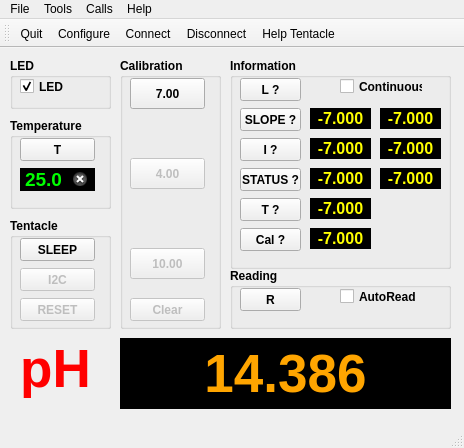
cskv/atlas-tentacle, file mainwindow.ui: the form before one commit.
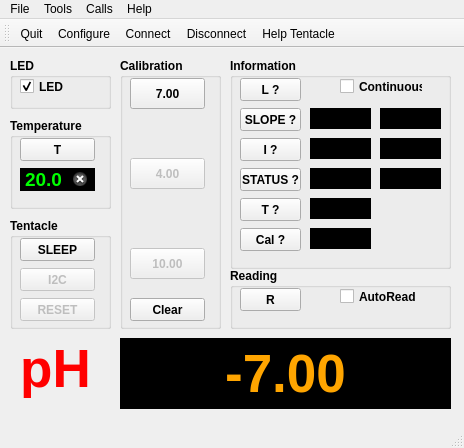
The form after the commit. Icons and pictures are not drawn. Custom widgets are drawn as their Qt base class.

Patch:
```diff
--- a/mainwindow.ui
+++ b/mainwindow.ui
@@ -79,7 +79,7 @@
     </widget>
     <widget class="QPushButton" name="btnCalClear">
      <property name="enabled">
-      <bool>false</bool>
+      <bool>true</bool>
      </property>
      <property name="geometry">
       <rect>
@@ -230,7 +230,7 @@
 </string>
      </property>
      <property name="text">
-      <string>-7.000</string>
+      <string/>
      </property>
      <property name="textFormat">
       <enum>Qt::PlainText</enum>
@@ -265,7 +265,7 @@
 </string>
      </property>
      <property name="text">
-      <string>-7.000</string>
+      <string/>
      </property>
      <property name="textFormat">
       <enum>Qt::PlainText</enum>
@@ -300,7 +300,7 @@
 </string>
      </property>
      <property name="text">
-      <string>-7.000</string>
+      <string/>
      </property>
      <property name="textFormat">
       <enum>Qt::PlainText</enum>
@@ -335,7 +335,7 @@
 </string>
      </property>
      <property name="text">
-      <string>-7.000</string>
+      <string/>
      </property>
      <property name="textFormat">
       <enum>Qt::PlainText</enum>
@@ -370,7 +370,7 @@
 </string>
      </property>
      <property name="text">
-      <string>-7.000</string>
+      <string/>
      </property>
      <property name="textFormat">
       <enum>Qt::PlainText</enum>
@@ -405,7 +405,7 @@
 </string>
      </property>
      <property name="text">
-      <string>-7.000</string>
+      <string/>
      </property>
      <property name="textFormat">
       <enum>Qt::PlainText</enum>
@@ -466,7 +466,7 @@
 </string>
      </property>
      <property name="text">
-      <string>-7.000</string>
+      <string/>
      </property>
      <property name="textFormat">
       <enum>Qt::PlainText</enum>
@@ -514,7 +514,7 @@
 </string>
      </property>
      <property name="text">
-      <string>-7.000</string>
+      <string/>
      </property>
      <property name="textFormat">
       <enum>Qt::PlainText</enum>
@@ -645,7 +645,7 @@
 </string>
      </property>
      <property name="text">
-      <string>25.0</string>
+      <string>20.0</string>
      </property>
      <property name="frame">
       <bool>false</bool>
@@ -726,7 +726,7 @@
 </string>
     </property>
     <property name="text">
-     <string>14.386</string>
+     <string>-7.00</string>
     </property>
     <property name="textFormat">
      <enum>Qt::PlainText</enum>
```
